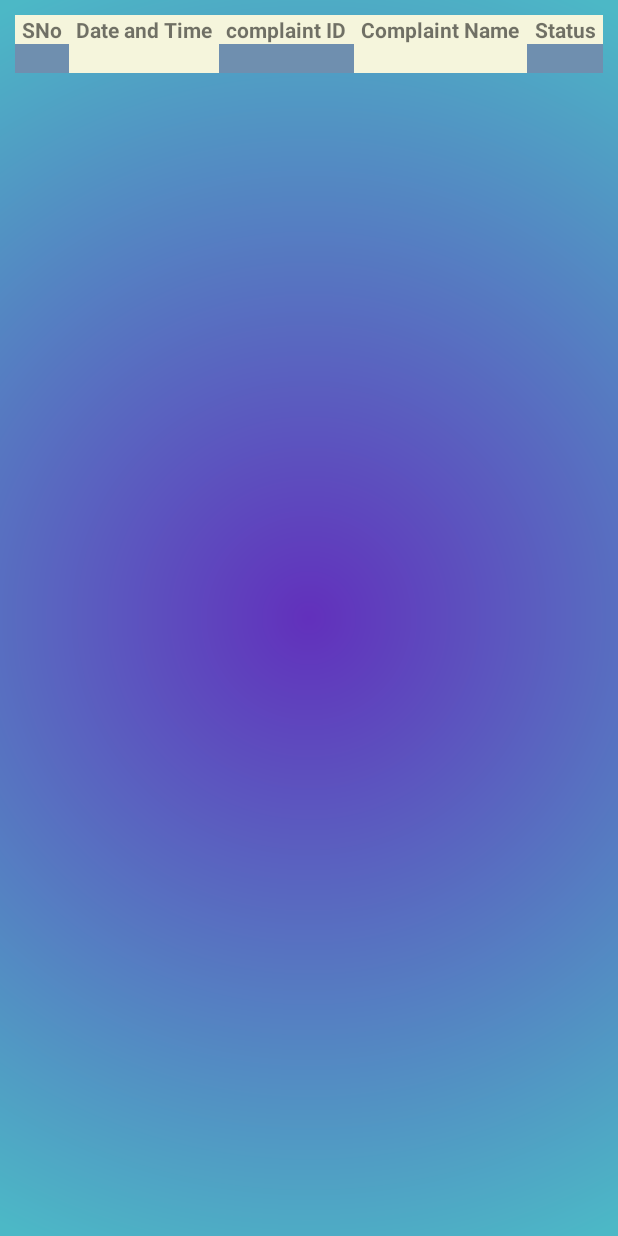
After one commit to Huzair13/tms_client, an Android app: the layout historylayout.xml on its own in the app's theme, with its tools: preview values and no code run, on a phone screen of 412 x 824 dp. The commit adds this screen. Run offline under Robolectric (Android 15) with nearby library versions, the phone set to English and light mode, and no system bars; Roboto replaces fonts that are not available here.

Commit message:
logo added

```diff
--- a/app/src/main/java/com/example/map_my_sona/HistoryDetails.java
+++ b/app/src/main/java/com/example/map_my_sona/HistoryDetails.java
@@ -19,5 +19,8 @@ public class HistoryDetails extends AppCompatActivity {
 
         // showing the back button in action bar
         actionBar.setDisplayHomeAsUpEnabled(true);
+
+        getActionBar().setTitle("HISTORY DETAILS");
+        getSupportActionBar().setTitle("HISTORY DETAILS");  // provide compatibility to all the versions
     }
 }
--- a/app/src/main/java/com/example/map_my_sona/complaint_Page.java
+++ b/app/src/main/java/com/example/map_my_sona/complaint_Page.java
@@ -5,9 +5,7 @@ import androidx.appcompat.app.AppCompatActivity;
 import android.os.Bundle;
 import android.widget.TextView;
 
-public class complaint_Page extends AppCompatActivity {
-    public static TextView scanText;
-
+public class complaint_Page<FirebaseDatabase, Databa, FirebaseStorage> extends AppCompatActivity{
     Databa databaseReference;
     FirebaseStorage storage;
     FirebaseDatabase database;
@@ -17,7 +15,7 @@ public class complaint_Page extends AppCompatActivity {
         super.onCreate(savedInstanceState);
         setContentView(R.layout.activity_complaint_page);
 
-        scanText=(TextView) findViewById(R.id.textView);
+        TextView scanText = (TextView) findViewById(R.id.textView);
         String s = getIntent().getStringExtra("SCAN_RESULT");
 
 
--- a/app/src/main/res/layout/activity_changepassword.xml
+++ b/app/src/main/res/layout/activity_changepassword.xml
@@ -95,9 +95,9 @@
         android:id="@+id/newpassword"
         android:layout_width="match_parent"
         android:layout_height="wrap_content"
+        android:layout_below="@+id/oldpassword"
         android:hint="New Password"
         android:padding="5dp"
-        android:layout_below="@+id/oldpassword"
         app:startIconDrawable="@drawable/password"
 
 
--- a/app/src/main/res/layout/activity_history_details.xml
+++ b/app/src/main/res/layout/activity_history_details.xml
@@ -7,13 +7,12 @@
     android:layout_height="match_parent"
     tools:context=".HistoryDetails">
 
-    <TextView
-        android:id="@+id/history"
-        android:layout_width="wrap_content"
-        android:layout_height="wrap_content"
-        android:text="Historydetails"
-        android:textSize="50dp"
-        android:layout_gravity="center">
+   <androidx.recyclerview.widget.RecyclerView
+       android:layout_width="wrap_content"
+       android:layout_height="wrap_content">
 
-    </TextView>
+   </androidx.recyclerview.widget.RecyclerView>
+
+
+
 </LinearLayout>
--- /dev/null
+++ b/app/src/main/res/layout/historylayout.xml
@@ -0,0 +1,109 @@
+<?xml version="1.0" encoding="utf-8"?>
+<LinearLayout
+    xmlns:android="http://schemas.android.com/apk/res/android"
+    xmlns:app="http://schemas.android.com/apk/res-auto"
+    xmlns:tools="http://schemas.android.com/tools"
+    android:layout_width="match_parent"
+    android:layout_height="match_parent"
+    tools:context=".HistoryDetails"
+    android:background="@drawable/background1">
+
+    <TableLayout
+    android:layout_width="match_parent"
+    android:layout_height="wrap_content"
+    android:layout_marginVertical="70dp"
+    android:layout_marginHorizontal="60dp"
+    android:background="@color/beige"
+    android:layout_margin="15px"
+    android:gravity="center">
+    <TableRow>
+        <TextView
+            android:layout_width="wrap_content"
+            android:layout_height="wrap_content"
+            android:text="SNo"
+            android:textStyle="bold"
+            android:layout_weight="1"
+            android:gravity="center"/>
+        <TextView
+            android:layout_width="wrap_content"
+            android:layout_height="wrap_content"
+            android:text="Date and Time"
+            android:textStyle="bold"
+            android:layout_weight="1"
+            android:gravity="center"/>
+
+        <TextView
+            android:layout_width="wrap_content"
+            android:layout_height="wrap_content"
+            android:text="complaint ID"
+            android:textStyle="bold"
+            android:layout_weight="1"
+            android:gravity="center"/>
+
+        <TextView
+            android:layout_width="wrap_content"
+            android:layout_height="wrap_content"
+            android:text="Complaint Name"
+            android:textStyle="bold"
+            android:layout_weight="1"
+            android:gravity="center"/>
+
+        <TextView
+            android:layout_width="wrap_content"
+            android:layout_height="wrap_content"
+            android:text="Status"
+            android:textStyle="bold"
+            android:layout_weight="1"
+            android:gravity="center"/>
+    </TableRow>
+<TableRow>
+    <TextView
+        android:layout_width="wrap_content"
+        android:layout_height="wrap_content"
+        android:text=""
+        android:textStyle="bold"
+        android:layout_weight="1"
+        android:gravity="center"
+        android:background="@color/deminblue"/>
+    <TextView
+        android:layout_width="wrap_content"
+        android:layout_height="wrap_content"
+        android:text=""
+        android:textStyle="bold"
+        android:layout_weight="1"
+        android:gravity="center" />
+    <TextView
+        android:layout_width="wrap_content"
+        android:layout_height="wrap_content"
+        android:text=""
+        android:textStyle="bold"
+        android:layout_weight="1"
+        android:background="@color/deminblue"
+        android:gravity="center"/>
+    <TextView
+        android:layout_width="wrap_content"
+        android:layout_height="wrap_content"
+        android:text=""
+        android:textStyle="bold"
+        android:layout_weight="1"
+        android:gravity="center"/>
+    <TextView
+        android:layout_width="wrap_content"
+        android:layout_height="wrap_content"
+        android:text=""
+        android:textStyle="bold"
+        android:layout_weight="1"
+        android:background="@color/deminblue"
+        android:gravity="center"/>
+
+
+</TableRow>
+
+
+
+
+
+</TableLayout>
+
+
+</LinearLayout>
```
Also changed, not shown: 1 other file.
